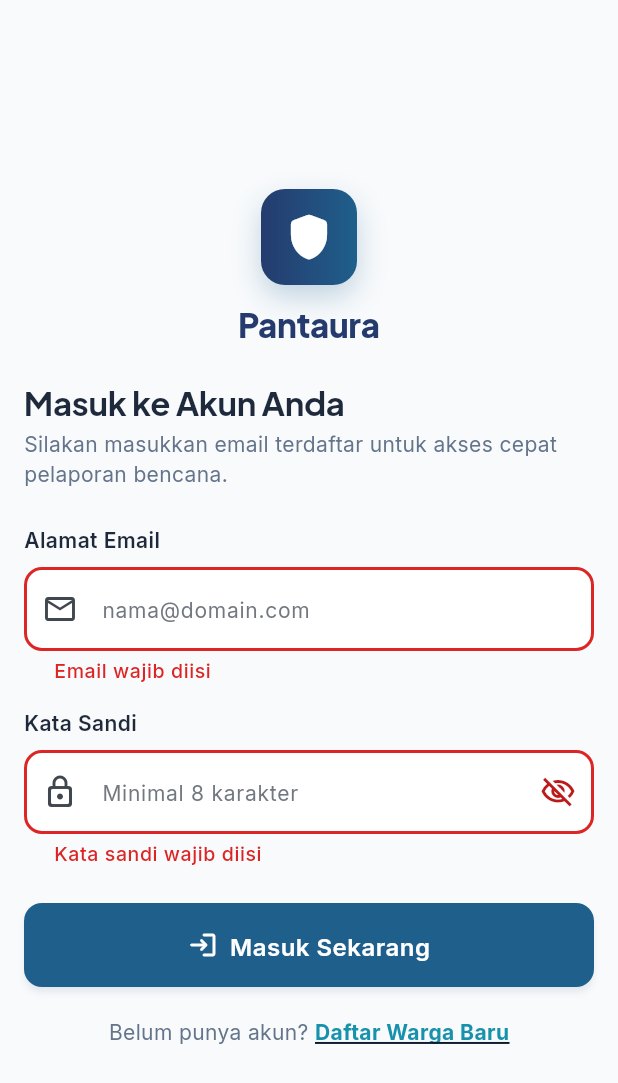
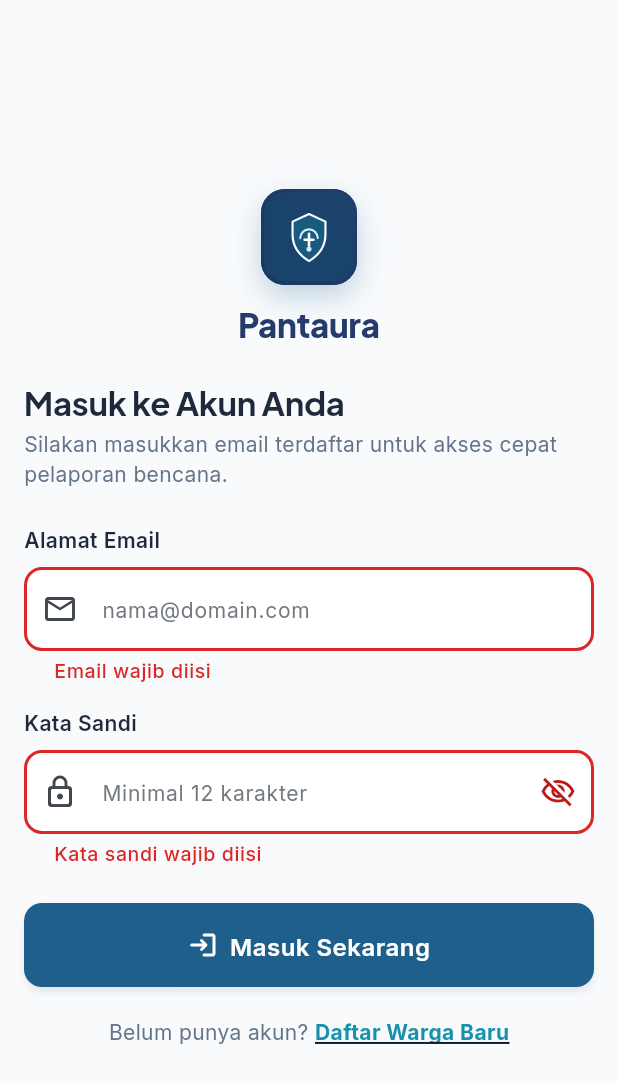
Before and after one commit to TreeAngel/pantaura-flutter, a Flutter app: the screen it shows after launch, after a tap on "Masuk Sekarang", on a phone screen of 412 x 824 dp. Shown: the top 1083 px of the screen. Run offline on Flutter 3.47's test engine with Material 3 defaults, Android fonts, the phone set to English and light mode, and no system bars; our stand-ins replace dio, flutter_riverpod, flutter_svg, go_router, google_fonts, material_ui.

Commit message:
Up versi material_ui dan perbaikan auth (before password at least 8, now at least 12), beberapa perbaikan keicl di splash_screen juga

```diff
--- a/lib/core/utils/auth_validators.dart
+++ b/lib/core/utils/auth_validators.dart
@@ -16,13 +16,25 @@ class AuthValidators {
     return null;
   }
 
-  /// Password validation (Min 8 characters)
-  static String? validatePassword(String? value, {int minLength = 8}) {
+  /// Password validation (Min 12 characters)
+  static String? validatePassword(String? value, {int minLength = 12}) {
     if (value == null || value.isEmpty) {
       return 'Kata sandi wajib diisi';
     }
     if (value.length < minLength) {
       return 'Kata sandi minimal $minLength karakter';
+    }
+    if (!value.contains(RegExp(r'[0-9]'))) {
+      return 'Kata sandi harus mengandung setidaknya satu angka';
+    }
+    if (!value.contains(RegExp(r'[a-z]'))) {
+      return 'Kata sandi harus mengandung setidaknya satu huruf kecil';
+    }
+    if (!value.contains(RegExp(r'[A-Z]'))) {
+      return 'Kata sandi harus mengandung setidaknya satu huruf besar';
+    }
+    if (!value.contains(RegExp(r'[^a-zA-Z0-9\s]'))) {
+      return 'Kata sandi harus mengandung setidaknya satu simbol khusus';
     }
     return null;
   }
@@ -43,9 +55,6 @@ class AuthValidators {
     if (value == null || value.trim().isEmpty) {
       return 'Nama lengkap wajib diisi';
     }
-    if (value.trim().length < 3) {
-      return 'Nama minimal 3 karakter';
-    }
     return null;
   }
 }
--- a/lib/features/auth/login_screen.dart
+++ b/lib/features/auth/login_screen.dart
@@ -1,3 +1,4 @@
+import 'package:flutter_svg/svg.dart';
 import 'package:go_router/go_router.dart';
 import 'package:material_ui/material_ui.dart';
 import 'package:flutter_riverpod/flutter_riverpod.dart';
@@ -101,10 +102,10 @@ class _LoginScreenState extends ConsumerState<LoginScreen> {
                                 ),
                               ],
                             ),
-                            child: const Icon(
-                              Icons.shield_rounded,
-                              color: Colors.white,
-                              size: 36,
+                            child: SvgPicture.asset(
+                              'assets/images/pantaura-logo-svg.svg',
+                              width: 36,
+                              height: 36,
                             ),
                           ),
                           const SizedBox(height: AppSpacing.spaceSm),
@@ -176,7 +177,7 @@ class _LoginScreenState extends ConsumerState<LoginScreen> {
                       enabled: !isLoading,
                       onFieldSubmitted: (_) => _handleLogin(),
                       decoration: InputDecoration(
-                        hintText: 'Minimal 8 karakter',
+                        hintText: 'Minimal 12 karakter',
                         prefixIcon: const Icon(Icons.lock_outline_rounded),
                         suffixIcon: IconButton(
                           icon: Icon(
--- a/lib/features/auth/register_screen.dart
+++ b/lib/features/auth/register_screen.dart
@@ -170,7 +170,7 @@ class _RegisterScreenState extends ConsumerState<RegisterScreen> {
                       textInputAction: TextInputAction.next,
                       enabled: !isLoading,
                       decoration: InputDecoration(
-                        hintText: 'Minimal 8 karakter',
+                        hintText: 'Minimal 12 karakter',
                         prefixIcon: const Icon(Icons.lock_outline_rounded),
                         suffixIcon: IconButton(
                           icon: Icon(
--- a/lib/features/splash/splash_screen.dart
+++ b/lib/features/splash/splash_screen.dart
@@ -51,9 +51,12 @@ class _SplashScreenState extends State<SplashScreen>
         });
       } else {
         timer.cancel();
+        _stageTimer = null;
         Future.delayed(const Duration(milliseconds: 600), () {
           if (!mounted) return;
-          context.go(AppRoutes.login);
+          WidgetsBinding.instance.addPostFrameCallback((_) {
+            if (mounted) context.go(AppRoutes.login);
+          });
         });
       }
     });
@@ -362,6 +365,7 @@ class _SplashScreenState extends State<SplashScreen>
               ClipRRect(
                 borderRadius: BorderRadius.circular(AppRadius.full),
                 child: TweenAnimationBuilder<double>(
+                  key: ValueKey(currentStage.pct),
                   tween: Tween<double>(
                     begin: 0,
                     end: currentStage.pct / 100.0,
--- a/pubspec.yaml
+++ b/pubspec.yaml
@@ -17,7 +17,7 @@ dependencies:
   go_router: ^18.1.4
   google_fonts: ^9.0.0
   image_picker: ^1.2.4
-  material_ui: ^1.1.0
+  material_ui: ^1.11.1
   riverpod_lint: ^3.2.0
 
 dev_dependencies:
```
Also changed, not shown: 1 other file.
